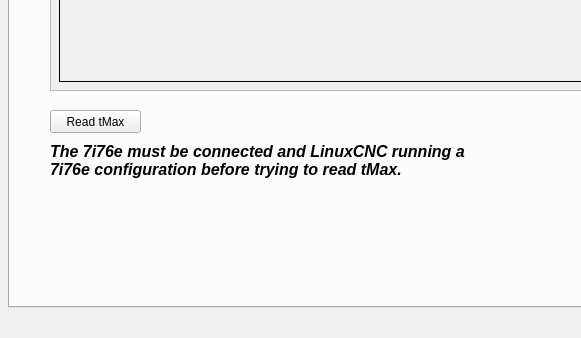
jethornton/7i92, file m7i92/7i92.ui: the form before one commit; both pictures show x 0 to 581 and y 452 to 790 of the 797 by 790 pixel window.
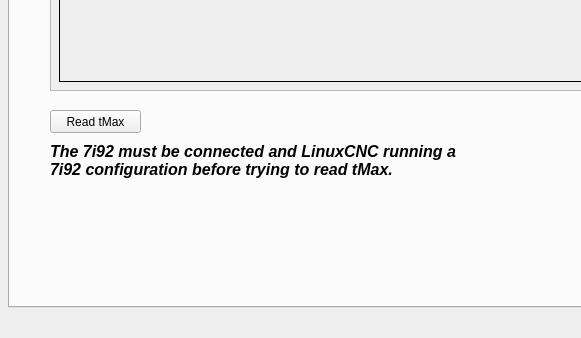
The form after the commit. The open tabs and pages were chosen to show the change.

The edit to the form file:
```diff
--- a/m7i92/7i92.ui
+++ b/m7i92/7i92.ui
@@ -11256,7 +11256,7 @@
          </font>
         </property>
         <property name="text">
-         <string>&lt;html&gt;&lt;head/&gt;&lt;body&gt;&lt;p&gt;The 7i76e must be connected and LinuxCNC running a&lt;br/&gt;7i76e configuration before trying to read tMax.&lt;/p&gt;&lt;/body&gt;&lt;/html&gt;</string>
+         <string>&lt;html&gt;&lt;head/&gt;&lt;body&gt;&lt;p&gt;The 7i92 must be connected and LinuxCNC running a&lt;br/&gt;7i92 configuration before trying to read tMax.&lt;/p&gt;&lt;/body&gt;&lt;/html&gt;</string>
         </property>
        </widget>
       </widget>
```
